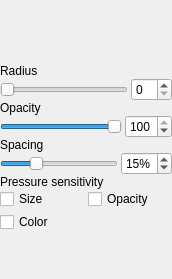
Qt form src/client/ui/pensettings.ui (drawpile/Drawpile) before a commit.
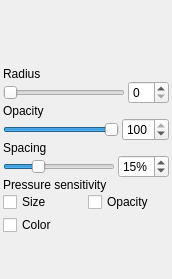
The same form after that commit. Custom widgets are drawn as their Qt base class.

```diff
--- a/src/client/ui/pensettings.ui
+++ b/src/client/ui/pensettings.ui
@@ -17,16 +17,16 @@
     <number>0</number>
    </property>
    <property name="leftMargin" >
-    <number>0</number>
+    <number>3</number>
    </property>
    <property name="topMargin" >
-    <number>0</number>
+    <number>3</number>
    </property>
    <property name="rightMargin" >
-    <number>0</number>
+    <number>3</number>
    </property>
    <property name="bottomMargin" >
-    <number>0</number>
+    <number>3</number>
    </property>
    <item>
     <widget class="BrushPreview" name="preview" >
```
